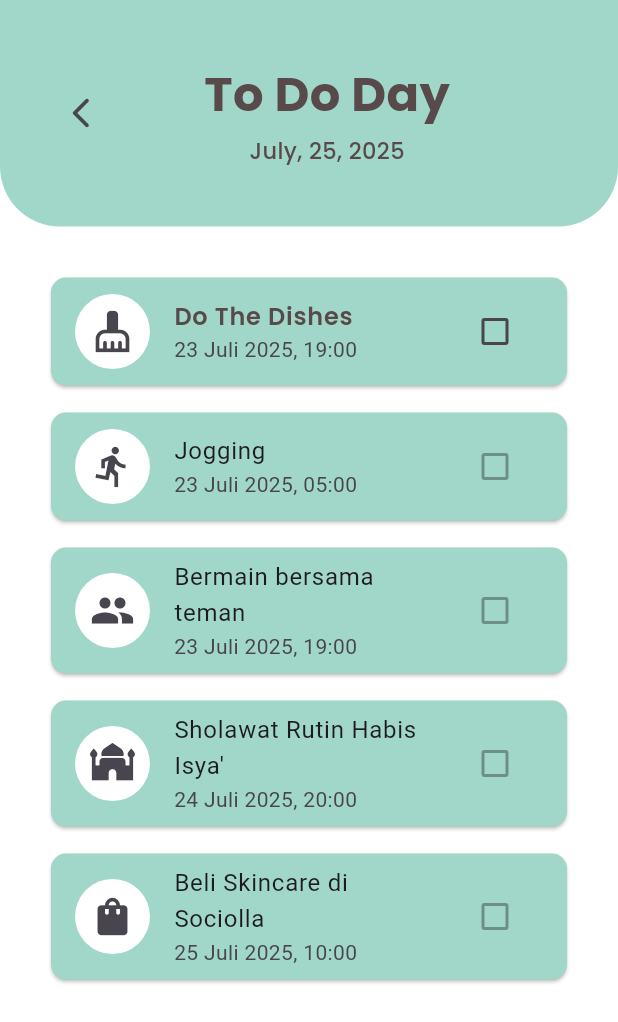
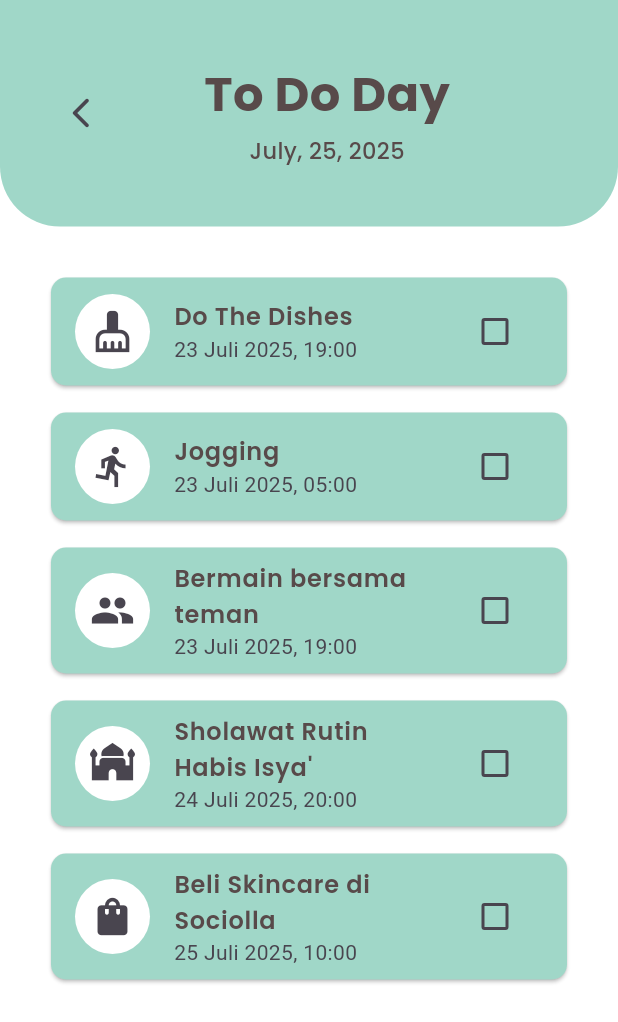
Before and after one commit to rotullima/todolist, a Flutter app: the TaskTodoScreen screen opened directly, on a phone screen of 412 x 824 dp. Shown: the top 1022 px of the screen. Run offline on Flutter 3.47's test engine with Material 3 defaults, Android fonts, the phone set to English and light mode, and no system bars; drawn by our look-alikes of flutter_slidable; our stand-ins replace awesome_dialog, google_fonts, syncfusion_flutter_calendar.

Commit message:
edit by selly

```diff
--- a/lib/screens/task_todo_screen.dart
+++ b/lib/screens/task_todo_screen.dart
@@ -14,6 +14,67 @@ class TaskTodoScreen extends StatefulWidget {
 class _TaskTodoScreenState extends State<TaskTodoScreen> {
   bool fungsiCheckBox = false;
 
+  // Data list task
+  List<Map<String, dynamic>> tasks = [
+    {
+      'icon': Icons.cleaning_services, //Icon Kegiatan
+      'title': 'Do The Dishes', //Judul tugasa
+      'subtitle': '23 Juli 2025, 19:00', //Waktu Tugas
+      'done': false, //Status Checklist
+    },
+    {
+      'icon': Icons.directions_run,
+      'title': 'Jogging',
+      'subtitle': '23 Juli 2025, 05:00',
+      'done': false,
+    },
+    {
+      'icon': Icons.group,
+      'title': 'Bermain bersama teman',
+      'subtitle': '23 Juli 2025, 19:00',
+      'done': false,
+    },
+    {
+      'icon': Icons.mosque,
+      'title': "Sholawat Rutin Habis Isya'",
+      'subtitle': '24 Juli 2025, 20:00',
+      'done': false,
+    },
+    {
+      'icon': Icons.shopping_bag,
+      'title': 'Beli Skincare di Sociolla',
+      'subtitle': '25 Juli 2025, 10:00',
+      'done': false,
+    },
+  ];
+
+  void showDeleteDialog(int index) {
+    AwesomeDialog(
+      context: context,
+      dialogType: DialogType.question, //Tipe dialog pertanyaan
+      animType: AnimType.bottomSlide, //Animasi muncul dari bawah
+      title: "Confirm Delete Data", //Judul Dialog
+      desc: "Are You Sure You Want To Delete Data?", //Isi deskripsi dialog
+      showCloseIcon: true, //Tampilan tombol silang
+      btnOkOnPress: () {
+        //jika OK ditekan, hapus item dan tampilkan snackbar
+        setState(() {
+          tasks.removeAt(index); // hapus data dari daftar
+        });
+        ScaffoldMessenger.of(context).showSnackBar(
+          const SnackBar(
+            content: Text(
+              "Data Sudah Terhapus",
+               ), //pesan notifikasi
+            backgroundColor: Color(0xFF15FF00),
+            duration: Duration(seconds: 2), //lama tampil snackbar
+          ),
+        );
+      },
+      btnCancelOnPress: () {}, // jika ditekan cancel ,tidak terjadi ap ap
+    ).show(); //tampilkan dialog
+  }
+
   @override
   Widget build(BuildContext context) {
     return Scaffold(
@@ -21,7 +82,7 @@ class _TaskTodoScreenState extends State<TaskTodoScreen> {
       body: SafeArea(
         child: Column(
           children: [
-            // Bagian atas (judul + tanggal)
+            // Header
             Container(
               width: double.infinity,
               padding: const EdgeInsets.symmetric(horizontal: 30, vertical: 40),
@@ -35,10 +96,9 @@ class _TaskTodoScreenState extends State<TaskTodoScreen> {
               child: Row(
                 children: [
                   IconButton(
-                      onPressed: () {
-                        Navigator.pop(context);
-                      },
-                      icon: Icon(Icons.arrow_back_ios_new_rounded)),
+                    onPressed: () => Navigator.pop(context),
+                    icon: const Icon(Icons.arrow_back_ios_new_rounded),
+                  ),
                   Expanded(
                     child: Column(
                       crossAxisAlignment: CrossAxisAlignment.center,
@@ -48,16 +108,16 @@ class _TaskTodoScreenState extends State<TaskTodoScreen> {
                           style: GoogleFonts.poppins(
                             fontSize: 32,
                             fontWeight: FontWeight.w700,
-                            color: Color(0xFF584A4A),
+                            color: const Color(0xFF584A4A),
                           ),
                         ),
-                        SizedBox(height: 4),
+                        const SizedBox(height: 4),
                         Text(
                           'July, 25, 2025',
                           style: GoogleFonts.poppins(
                             fontSize: 15,
                             fontWeight: FontWeight.w500,
-                            color: Color(0xFF584A4A),
+                            color: const Color(0xFF584A4A),
                           ),
                         ),
                       ],
@@ -68,43 +128,23 @@ class _TaskTodoScreenState extends State<TaskTodoScreen> {
               ),
             ),
 
-            // const SizedBox(height: 20),
-
-            // List tugas harian
+            // Task List
             Expanded(
               child: Padding(
                 padding: const EdgeInsets.all(30),
-                child: ListView(
+                child: ListView.builder(
+                  itemCount: tasks.length,
+                  itemBuilder: (context, index) {
+                    final task = tasks[index];
+                    return Column(
                       children: [
                         Slidable(
-                      key: const ValueKey(1),
+                          key: ValueKey(index),
                           endActionPane: ActionPane(
                             motion: const DrawerMotion(),
                             children: [
                               SlidableAction(
-                            onPressed: (context) {
-                              AwesomeDialog(
-                                context: context,
-                                dialogType: DialogType.question,
-                                animType: AnimType.bottomSlide,
-                                title: "Confirm Delete Data",
-                                desc: "Are You Sure You Want To Delete Data?",
-                                showCloseIcon: true,
-                                btnOkOnPress: () {
-                                  Future.delayed(Duration(milliseconds: 300),
-                                      () {
-                                    ScaffoldMessenger.of(context).showSnackBar(
-                                      SnackBar(
-                                        content: Text("Data Sudah Terhapus"),
-                                        backgroundColor: Color(0xFF15FF00),
-                                        duration: Duration(seconds: 2),
-                                      ),
-                                    );
-                                  });
-                                },
-                                btnCancelOnPress: () {},
-                              ).show();
-                            },
+                                onPressed: (_) => showDeleteDialog(index),
                                 backgroundColor: Colors.red,
                                 foregroundColor: Colors.white,
                                 icon: Icons.delete,
@@ -125,23 +165,22 @@ class _TaskTodoScreenState extends State<TaskTodoScreen> {
                                   shape: BoxShape.circle,
                                   color: Colors.white,
                                 ),
-                            child:
-                                const Icon(Icons.cleaning_services, size: 30),
+                                child: Icon(task['icon'], size: 30),
                               ),
                               title: Text(
-                            'Do The Dishes',
+                                task['title'],
                                 style: GoogleFonts.poppins(
                                   fontSize: 16,
                                   fontWeight: FontWeight.w600,
                                   color: const Color(0xFF584A4A),
                                 ),
                               ),
-                          subtitle: const Text('23 Juli 2025, 19:00'),
+                              subtitle: Text(task['subtitle']),
                               trailing: Checkbox(
-                            value: fungsiCheckBox,
+                                value: task['done'],
                                 onChanged: (bool? value) {
                                   setState(() {
-                                fungsiCheckBox = value ?? false;
+                                    tasks[index]['done'] = value ?? false;
                                   });
                                   if (value == true) {
                                     Navigator.push(
@@ -157,101 +196,10 @@ class _TaskTodoScreenState extends State<TaskTodoScreen> {
                             ),
                           ),
                         ),
-                    SizedBox(height: 10),
-                    Card(
-                      color: Color(0xFFA0D7C8),
-                      shape: RoundedRectangleBorder(
-                        borderRadius: BorderRadius.circular(10),
-                      ),
-                      child: ListTile(
-                        leading: Container(
-                          width: 50,
-                          height: 50,
-                          decoration: BoxDecoration(
-                              shape: BoxShape.circle, color: Colors.white),
-                          child: Icon(
-                            Icons.directions_run,
-                            size: 30,
-                          ),
-                        ),
-                        title: Text('Jogging'),
-                        subtitle: Text('23 Juli 2025, 05:00'),
-                        trailing: Checkbox(
-                          value: false,
-                          onChanged: null,
-                        ),
-                      ),
-                    ),
-                    SizedBox(height: 10),
-                    Card(
-                      color: Color(0xFFA0D7C8),
-                      shape: RoundedRectangleBorder(
-                        borderRadius: BorderRadius.circular(10),
-                      ),
-                      child: ListTile(
-                        leading: Container(
-                          width: 50,
-                          height: 50,
-                          decoration: BoxDecoration(
-                              shape: BoxShape.circle, color: Colors.white),
-                          child: Icon(
-                            Icons.group,
-                            size: 30,
-                          ),
-                        ),
-                        title: Text('Bermain bersama teman'),
-                        subtitle: Text('23 Juli 2025, 19:00'),
-                        trailing: Checkbox(
-                          value: false,
-                          onChanged: null,
-                        ),
-                      ),
-                    ),
-                    SizedBox(height: 10),
-                    Card(
-                      color: Color(0xFFA0D7C8),
-                      shape: RoundedRectangleBorder(
-                        borderRadius: BorderRadius.circular(10),
-                      ),
-                      child: ListTile(
-                        leading: Container(
-                          width: 50,
-                          height: 50,
-                          decoration: BoxDecoration(
-                              shape: BoxShape.circle, color: Colors.white),
-                          child: Icon(
-                            Icons.mosque,
-                            size: 30,
-                          ),
-                        ),
-                        title: Text("Sholawat Rutin Habis Isya'"),
-                        subtitle: Text('24 Juli 2025, 20:00'),
-                        trailing: Checkbox(value: false, onChanged: null),
-                      ),
-                    ),
-                    SizedBox(height: 10),
-                    Card(
-                      color: Color(0xFFA0D7C8),
-                      shape: RoundedRectangleBorder(
-                        borderRadius: BorderRadius.circular(10),
-                      ),
-                      child: ListTile(
-                        leading: Container(
-                          width: 50,
-                          height: 50,
-                          decoration: BoxDecoration(
-                              shape: BoxShape.circle, color: Colors.white),
-                          child: Icon(
-                            Icons.shopping_bag,
-                            size: 30,
-                          ),
-                        ),
-                        title: Text('Beli Skincare di Sociolla'),
-                        subtitle: Text('25 Juli 2025, 10:00'),
-                        trailing: Checkbox(value: false, onChanged: null),
-                      ),
-                    ),
+                        const SizedBox(height: 10),
                       ],
+                    );
+                  },
                 ),
               ),
             ),
```
Lines whose indentation alone changed are shown as unchanged.
